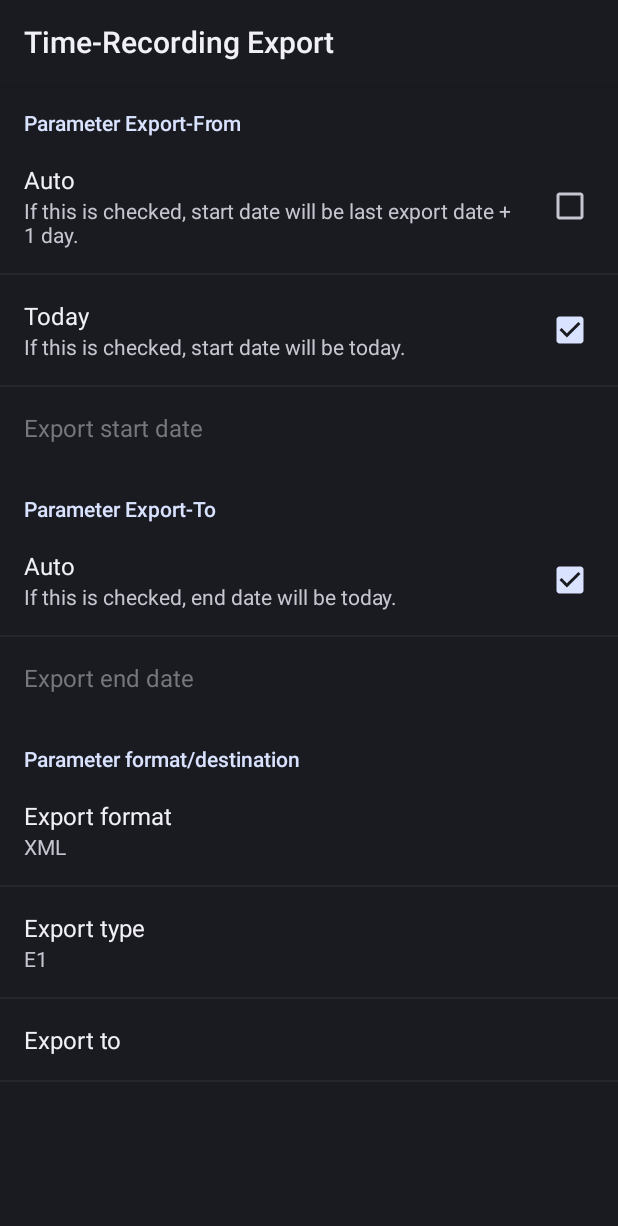
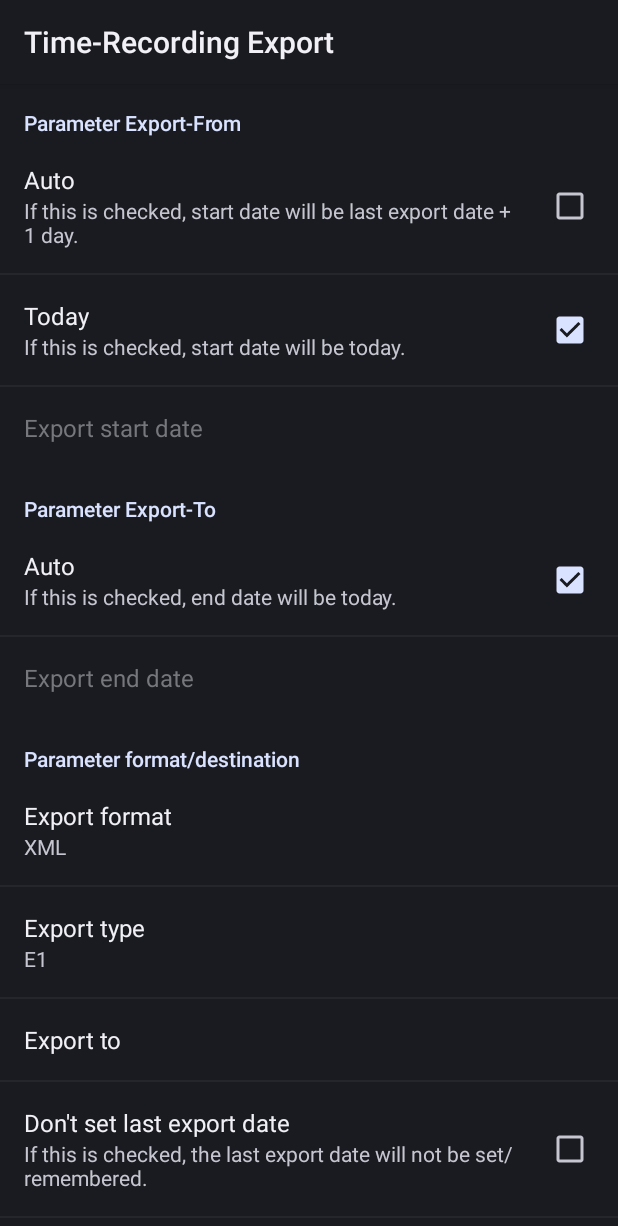
Before and after one commit to berrnd/Time-Recording-Auto-Export-Tasker-Plugin, an Android app: the fragment PluginEditActivityPreferencesFragment shown on its own in the app's theme, on a phone screen of 412 x 824 dp. Shown: the top 1226 px of the screen. Run offline under Robolectric (Android 15) with nearby library versions, the phone set to English and light mode, and no system bars.

Commit message:
Added option to not set the last export date

```diff
--- a/app/src/main/java/de/berrnd/Time_Recording_Auto_Export_Tasker_Plugin/Constants.java
+++ b/app/src/main/java/de/berrnd/Time_Recording_Auto_Export_Tasker_Plugin/Constants.java
@@ -15,6 +15,7 @@ public class Constants {
     static final String BUNDLE_EXTRA_EXPORT_FORMAT = "BUNDLE_EXTRA_EXPORT_FORMAT";
     static final String BUNDLE_EXTRA_EXPORT_TYPE = "BUNDLE_EXTRA_EXPORT_TYPE";
     static final String BUNDLE_EXTRA_EXPORT_DESTINATION_FILE_PATH = "BUNDLE_EXTRA_EXPORT_DESTINATION_FILE_PATH";
+    static final String BUNDLE_EXTRA_EXPORT_NOT_SET_LAST_EXPORT_DATE = "BUNDLE_EXTRA_NOT_SET_LAST_EXPORT_DATE";
 
     //Plugin instance settings
     static final String PLUGIN_SETTINGS_EXPORT_START_DATE = "pref_export_start_date";
@@ -25,5 +26,6 @@ public class Constants {
     static final String PLUGIN_SETTINGS_EXPORT_FORMAT = "pref_export_format";
     static final String PLUGIN_SETTINGS_EXPORT_TYPE = "pref_export_type";
     static final String PLUGIN_SETTINGS_EXPORT_DESTINATION_FILE_PATH = "pref_export_to";
+    static final String PLUGIN_SETTINGS_EXPORT_NOT_SET_LAST_EXPORT_DATE = "pref_export_not_set_last_export_date";
 
 }
--- a/app/src/main/java/de/berrnd/Time_Recording_Auto_Export_Tasker_Plugin/PluginEditActivity.java
+++ b/app/src/main/java/de/berrnd/Time_Recording_Auto_Export_Tasker_Plugin/PluginEditActivity.java
@@ -26,6 +26,7 @@ public class PluginEditActivity extends PreferenceActivity {
             final String exportFormat = pluginBundle.getString(Constants.BUNDLE_EXTRA_EXPORT_FORMAT);
             final String exportType = pluginBundle.getString(Constants.BUNDLE_EXTRA_EXPORT_TYPE);
             final String destinationFilePath = pluginBundle.getString(Constants.BUNDLE_EXTRA_EXPORT_DESTINATION_FILE_PATH);
+            boolean notSetLastExportDate = pluginBundle.getBoolean(Constants.BUNDLE_EXTRA_EXPORT_NOT_SET_LAST_EXPORT_DATE);
 
             SharedPreferences.Editor editor = this.PluginPreferences.edit();
             editor.putString(Constants.PLUGIN_SETTINGS_EXPORT_START_DATE, exportStartDate);
@@ -36,6 +37,7 @@ public class PluginEditActivity extends PreferenceActivity {
             editor.putString(Constants.PLUGIN_SETTINGS_EXPORT_FORMAT, exportFormat);
             editor.putString(Constants.PLUGIN_SETTINGS_EXPORT_TYPE, exportType);
             editor.putString(Constants.PLUGIN_SETTINGS_EXPORT_DESTINATION_FILE_PATH, destinationFilePath);
+            editor.putBoolean(Constants.PLUGIN_SETTINGS_EXPORT_NOT_SET_LAST_EXPORT_DATE, notSetLastExportDate);
             editor.commit();
         }
 
@@ -54,6 +56,7 @@ public class PluginEditActivity extends PreferenceActivity {
         final String exportFormat = this.PluginPreferences.getString(Constants.PLUGIN_SETTINGS_EXPORT_FORMAT, "");
         final String exportType = this.PluginPreferences.getString(Constants.PLUGIN_SETTINGS_EXPORT_TYPE, "");
         final String destinationFilePath = this.PluginPreferences.getString(Constants.PLUGIN_SETTINGS_EXPORT_DESTINATION_FILE_PATH, "");
+        final boolean notSetLastExportDate = this.PluginPreferences.getBoolean(Constants.PLUGIN_SETTINGS_EXPORT_NOT_SET_LAST_EXPORT_DATE, false);
 
         final String blurb = String.format("%s %s %s", exportFormat, getResources().getString(R.string.export_to), destinationFilePath);
 
@@ -68,6 +71,7 @@ public class PluginEditActivity extends PreferenceActivity {
         resultBundle.putString(Constants.BUNDLE_EXTRA_EXPORT_FORMAT, exportFormat);
         resultBundle.putString(Constants.BUNDLE_EXTRA_EXPORT_TYPE, exportType);
         resultBundle.putString(Constants.BUNDLE_EXTRA_EXPORT_DESTINATION_FILE_PATH, destinationFilePath);
+        resultBundle.putBoolean(Constants.BUNDLE_EXTRA_EXPORT_NOT_SET_LAST_EXPORT_DATE, notSetLastExportDate);
 
         resultIntent.putExtra("com.twofortyfouram.locale.intent.extra.BUNDLE", resultBundle);
         resultIntent.putExtra("com.twofortyfouram.locale.intent.extra.BLURB", blurb);
--- a/app/src/main/res/values/strings.xml
+++ b/app/src/main/res/values/strings.xml
@@ -33,6 +33,8 @@
     <string name="export_common_parameters">Parameter format/destination</string>
     <string name="today">Today</string>
     <string name="export_start_date_today_info">If this is checked, start date will be today.</string>
+    <string name="not_set_last_export_date">Don\'t set last export date</string>
+    <string name="not_set_last_export_date_info">If this is checked, the last export date will not be set/remembered.</string>
 
     <string-array name="export_types">
         <item>E1</item>
--- a/app/src/main/res/xml/plugin_edit_activity.xml
+++ b/app/src/main/res/xml/plugin_edit_activity.xml
@@ -66,4 +66,10 @@
 
     </PreferenceCategory>
 
+    <CheckBoxPreference
+        android:key="pref_export_not_set_last_export_date"
+        android:title="@string/not_set_last_export_date"
+        android:summary="@string/not_set_last_export_date_info"
+        android:defaultValue="false"/>
+
 </PreferenceScreen>
```
Also changed, not shown: app/src/main/java/de/berrnd/Time_Recording_Auto_Export_Tasker_Plugin/PluginReceiver.java (+6 -3 lines), 1 other file.
